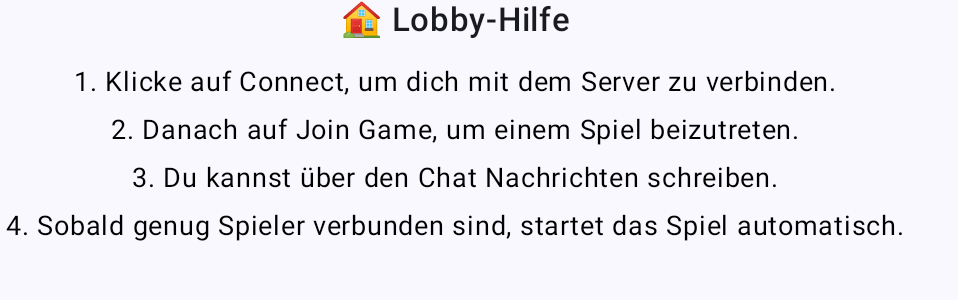
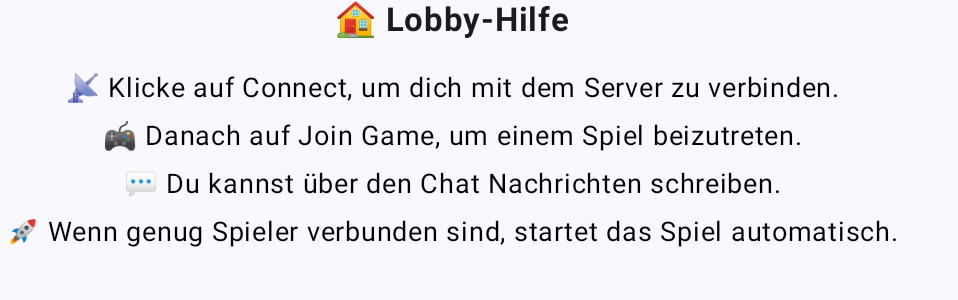
Before and after one commit to hoffmann2109/AndroidBoardGameClient, an Android app built with Jetpack Compose: the composable LobbyHelp shown on its own in the app's theme, on a phone screen of 824 x 412 dp (held sideways). Shown: the top 300 px of the screen, without its empty margins (0-958 px from the left). Run offline under Robolectric (Android 15) with nearby library versions, the phone set to English and light mode, and no system bars; network calls fail; 1 statement that could not run was skipped.

Commit message:
Added lobby help

```diff
--- a/app/src/main/java/at/aau/serg/websocketbrokerdemo/ui/GameHelp.kt
+++ b/app/src/main/java/at/aau/serg/websocketbrokerdemo/ui/GameHelp.kt
@@ -122,17 +122,14 @@ fun RulesContent() {
 @Composable
 fun LobbyHelp() {
     Column(horizontalAlignment = Alignment.CenterHorizontally) {
-        Text(
-            "🏠 Lobby-Hilfe",
-            fontSize = 22.sp,
-            fontWeight = FontWeight.SemiBold
-        )
-        Spacer(Modifier.height(12.dp))
+        Text("🏠 Lobby-Hilfe", fontSize = 22.sp, fontWeight = FontWeight.Bold)
+        Spacer(Modifier.height(16.dp))
+
         listOf(
-            "1. Klicke auf Connect, um dich mit dem Server zu verbinden.",
-            "2. Danach auf Join Game, um einem Spiel beizutreten.",
-            "3. Du kannst über den Chat Nachrichten schreiben.",
-            "4. Sobald genug Spieler verbunden sind, startet das Spiel automatisch."
+            "📡 Klicke auf Connect, um dich mit dem Server zu verbinden.",
+            "🎮 Danach auf Join Game, um einem Spiel beizutreten.",
+            "💬 Du kannst über den Chat Nachrichten schreiben.",
+            "🚀 Wenn genug Spieler verbunden sind, startet das Spiel automatisch."
         ).forEach {
             Text(it, fontSize = 18.sp, modifier = Modifier.padding(4.dp), color = Color.Black)
         }
```
Also changed, not shown: 1 other file.
